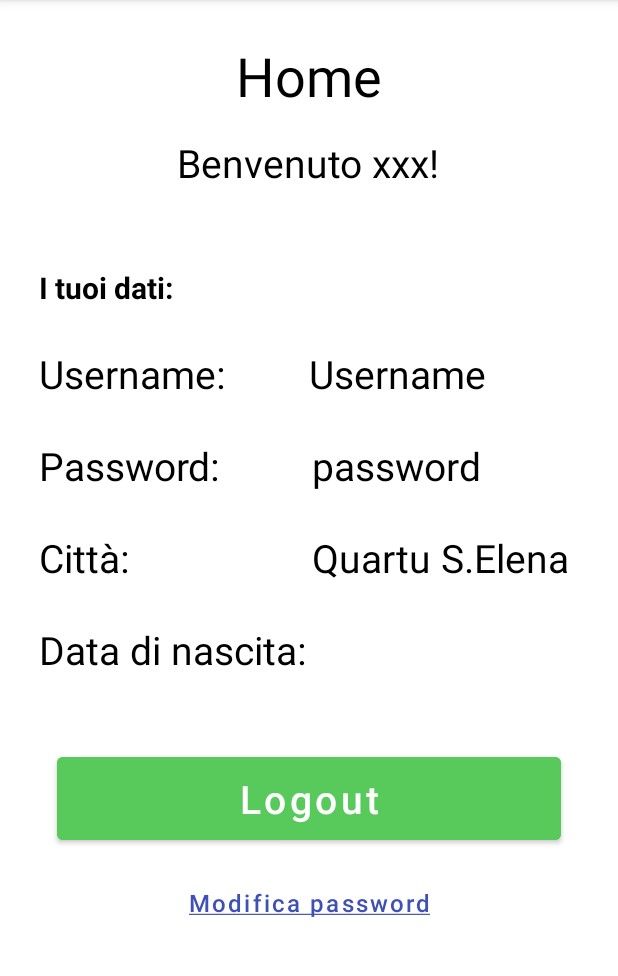
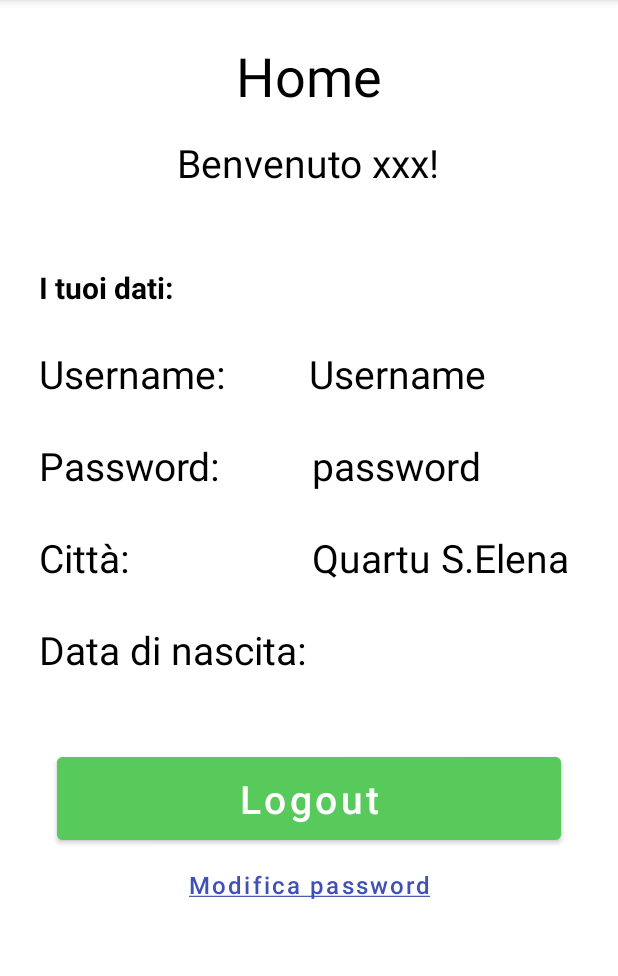
Before and after one commit to ValentinaS8/ProgettoTnvAndroid, an Android app: the HomeActivity screen opened directly, with no data from a screen before it, on a phone screen of 412 x 824 dp, the part 84-1060 px from its top. Run offline under Robolectric (Android 15) with nearby library versions, the phone set to English and light mode, and no system bars; 6 statements that could not run were skipped.

Commit message:
aggiunto prova sistema list view - modificato moargin bottoni

```diff
--- a/app/src/main/res/layout/activity_home.xml
+++ b/app/src/main/res/layout/activity_home.xml
@@ -307,7 +307,9 @@
                 android:padding="10dp"
                 android:textSize="26dp"
                 android:textColor="@color/white"
-                android:layout_margin="12dp"/>
+                android:layout_marginRight="12dp"
+                android:layout_marginLeft="12dp"
+                android:layout_marginTop="12dp"/>
 
             <!-- Bottone logout -->
 
@@ -321,7 +323,9 @@
                 android:textSize="26dp"
                 android:padding="10dp"
                 android:textColor="@color/white"
-                android:layout_margin="12dp"/>
+                android:layout_marginRight="12dp"
+                android:layout_marginLeft="12dp"
+                android:layout_marginTop="12dp"/>
 
 
             <Button android:id="@+id/btn_modifica_password"
--- a/app/src/main/res/layout/activity_login.xml
+++ b/app/src/main/res/layout/activity_login.xml
@@ -82,11 +82,13 @@
             android:layout_gravity="center"
             android:textSize="26dp"
             android:textColor="@color/white"
-            android:layout_margin="12dp"/>
+            android:layout_marginRight="12dp"
+            android:layout_marginLeft="12dp"
+            android:layout_marginTop="12dp"/>
 
         <Space
             android:layout_width="wrap_content"
-            android:layout_height="46dp"/>
+            android:layout_height="10dp"/>
 
         <!-- Bottone registrati -->
 
```
